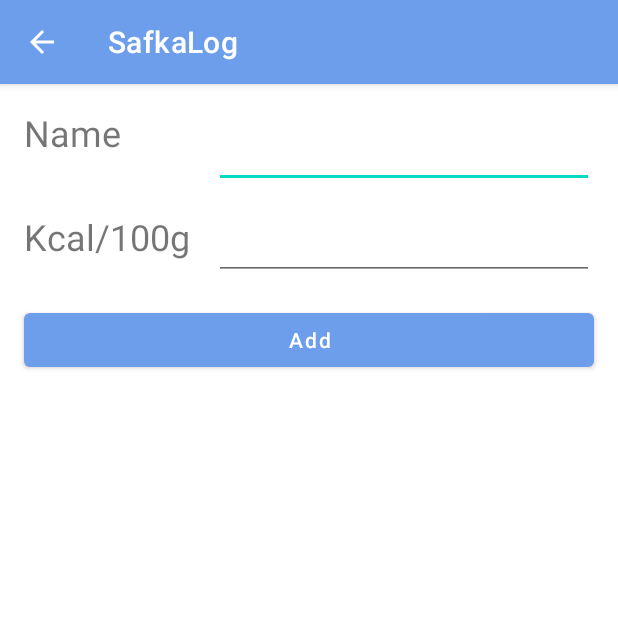
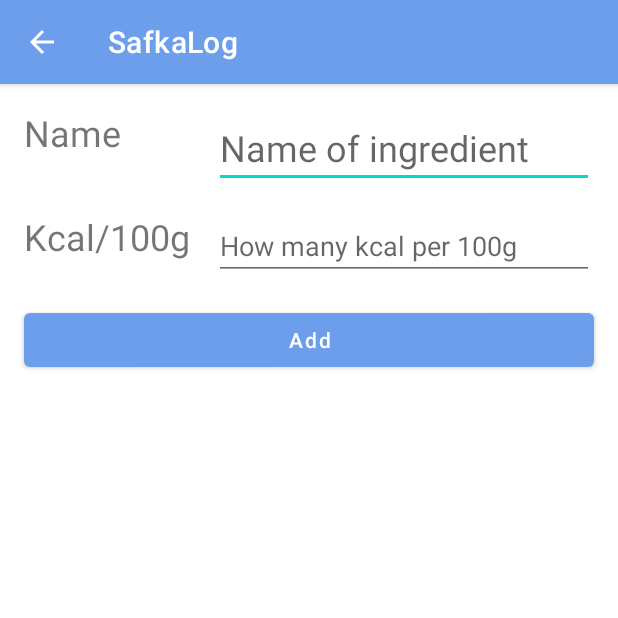
Before and after one commit to mScule/safkaLog, an Android app: the screen it shows after launch (IngredientsActivity), after a tap on "Ingredients", on a phone screen of 412 x 824 dp, the top half of it. Run offline under Robolectric (Android 15) with nearby library versions, the phone set to English and light mode, and no system bars.

Commit message:
SafkaLog 0.6.1 Grams fixed to G/ml, added few hints, number fields can take only numbers now, making new recipe now clears current ingredients.

```diff
--- a/app/src/main/java/com/ahkera/safkalog/activities/EatActivity.java
+++ b/app/src/main/java/com/ahkera/safkalog/activities/EatActivity.java
@@ -51,7 +51,7 @@ public class EatActivity extends AppCompatActivity implements EatableAdapter.OnE
         // Consumable eaten alert
         Alert.show(
             this,
-            "You consumed " + grams + "grams of \"" + consumable.getName() + "\"",
+            "You consumed " + grams + " grams of \"" + consumable.getName() + "\"",
             "Ok"
         );
     }
--- a/app/src/main/java/com/ahkera/safkalog/activities/RecipesActivity.java
+++ b/app/src/main/java/com/ahkera/safkalog/activities/RecipesActivity.java
@@ -19,10 +19,10 @@ import com.ahkera.safkalog.global.SaveStateManager;
 import com.ahkera.safkalog.util.Alert;
 
 /** @author Konsta
- *
  * You can add ingredients to recipe by giving how many grams u want to add and pressing the ingredient.
  * after that the ingredient you picked shows up in current ingredients
  * You can name the recipe and click finish recipe and you have a recipe.
+ * @author Konsta
  */
 
 public class RecipesActivity extends AppCompatActivity implements EatableAdapter.OnEatableListener, RemovableAdapter.OnRemovableListener {
@@ -103,6 +103,7 @@ public class RecipesActivity extends AppCompatActivity implements EatableAdapter
         if (recipeName.getText().toString() != null && !recipeName.getText().toString().equals("")) {
             String name = recipeName.getText().toString();
             GlobalInstance.getInstance().consumables.add(new Recipe(name, GlobalInstance.getInstance().currentRecipe));
+            GlobalInstance.getInstance().currentRecipe.clear();
             updateRecycleViews();
 
         } else {
--- a/app/src/main/res/layout/activity_eat.xml
+++ b/app/src/main/res/layout/activity_eat.xml
@@ -26,6 +26,9 @@
         android:layout_width="0dp"
         android:layout_height="wrap_content"
         android:layout_margin="16dp"
+        android:hint="@string/sh_lb_gramHint"
+
+        android:inputType="number"
 
         app:layout_constraintTop_toTopOf="parent"
         app:layout_constraintStart_toEndOf="@id/ac_eat_tv_grams"
--- a/app/src/main/res/layout/activity_ingredients.xml
+++ b/app/src/main/res/layout/activity_ingredients.xml
@@ -33,6 +33,7 @@
         android:layout_marginEnd="16dp"
 
         android:textSize="24sp"
+        android:hint="@string/sh_lb_ingredientNameHint"
 
         app:layout_constraintTop_toTopOf="parent"
         app:layout_constraintStart_toEndOf="@id/ac_ingredients_tv_kcal"
@@ -64,6 +65,7 @@
         android:layout_marginEnd="16dp"
 
         android:inputType="number"
+        android:hint="@string/sh_lb_kcalPer100gHint"
 
         app:layout_constraintTop_toBottomOf="@id/ac_ingredients_et_name"
         app:layout_constraintStart_toEndOf="@id/ac_ingredients_tv_kcal"
--- a/app/src/main/res/layout/activity_recipes.xml
+++ b/app/src/main/res/layout/activity_recipes.xml
@@ -46,6 +46,8 @@
                 android:layout_margin="16dp"
                 android:layout_marginTop="56dp"
                 android:hint="@string/sh_lb_gramHint"
+
+                android:inputType="number"
 
                 android:minHeight="48dp"
                 app:layout_constraintEnd_toEndOf="parent"
--- a/app/src/main/res/values/strings.xml
+++ b/app/src/main/res/values/strings.xml
@@ -3,7 +3,7 @@
     <string name="app_name">SafkaLog</string>
     <string name="app_welcomeMsg">
         Hello! and welcome to SafkaLog. SafkaLog is a small "no nonsense" kcal counter, with simple
-        features. The reason you see this message maybe that you cleared the shared preferences, the
+        features. The reason you see this message is that you cleared the shared preferences, the
         save state is corrupted, or you are new user. Please enjoy the app!
     </string>
 
@@ -18,7 +18,7 @@
     <string name="sh_lb_name">Name</string>
     <string name="sh_lb_kcal">Kcal</string>
     <string name="sh_lb_time">Time</string>
-    <string name="sh_lb_grams">Grams</string>
+    <string name="sh_lb_grams">G/ml</string>
     <string name="sh_lb_type">Type</string>
     <string name="sh_lb_date">Date</string>
     <string name="sh_lb_kcalPer100Grams">Kcal/100g</string>
@@ -39,8 +39,10 @@
     <string name="ac_eat_nothingToConsume">Theres nothing to consume</string>
 
     <!--RecipesActivity-->
+    <string name="sh_lb_kcalPer100gHint">How many kcal per 100g</string>
+    <string name="sh_lb_ingredientNameHint">Name of ingredient</string>
     <string name="sh_lb_recipeHint">Name of the new recipe</string>
-    <string name="sh_lb_gramHint">How many grams</string>
+    <string name="sh_lb_gramHint">How many grams/ml</string>
     <string name="sh_lb_addIngredients">Add ingredients</string>
     <string name="sh_lb_currentIngredients">Current ingredients</string>
     <string name="sh_btn_finishRecipe">Finish recipe</string>
```
